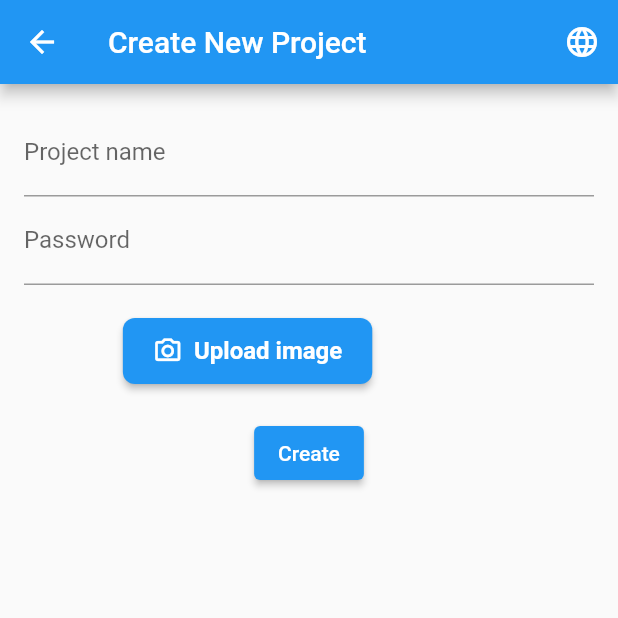
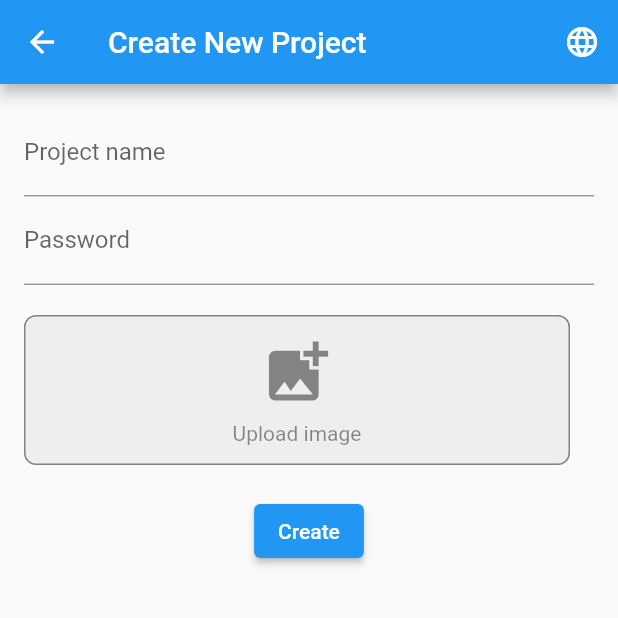
Before and after one commit to mostafak333/flutter_trade_app, a Flutter app: the LoginPage screen opened by its route, after a tap on "Login", after a tap on "Create New Project", on a phone screen of 412 x 824 dp, the top half of it. Run offline on Flutter 3.47's test engine with Material 2 defaults, Android fonts, the phone set to English and light mode, and no system bars; our stand-ins replace easy_localization, image_picker, month_picker_dialog, shared_preferences, sqflite; missing offline and left inert: shared_preferences_web; accounts and stored records are empty.

```diff
--- a/lib/login.dart
+++ b/lib/login.dart
@@ -1,6 +1,9 @@
+import 'dart:convert';
+import 'package:crypto/crypto.dart';
 import 'package:alfarsha/sqldb.dart';
 import 'package:easy_localization/easy_localization.dart';
 import 'package:flutter/material.dart';
+import 'package:shared_preferences/shared_preferences.dart';
 
 class LoginPage extends StatefulWidget {
   const LoginPage({Key? key}) : super(key: key);
@@ -15,13 +18,25 @@ class _LoginPageState extends State<LoginPage> {
   final SqlDb sqlDb = SqlDb();
   final GlobalKey<FormState> _formKey = GlobalKey<FormState>();
 
+  String _hashPassword(String password) {
+    final bytes = utf8.encode(password);
+    final digest = sha256.convert(bytes);
+    return digest.toString();
+  }
+
   Future<void> _login() async {
     if (_formKey.currentState?.validate() ?? false) {
       String projectName = _projectNameController.text;
-      String password = _passwordController.text;
+      String password = _hashPassword(_passwordController.text);
       Map<String, dynamic>? project = await sqlDb.authenticateProject(projectName, password);
 
+
       if (project != null) {
+        SharedPreferences prefs = await SharedPreferences.getInstance();
+        await prefs.setString('project_name', project['name']);
+        await prefs.setInt('project_id', project['id']);
+        await prefs.setString('image_path', project['image_path']);
+
         Navigator.pushReplacementNamed(context, '/');
       } else {
         ScaffoldMessenger.of(context).showSnackBar(
@@ -41,16 +56,16 @@ class _LoginPageState extends State<LoginPage> {
             mainAxisSize: MainAxisSize.min,
             children: [
               ListTile(
-                title: Text('English'),
+                title: const Text('English'),
                 onTap: () {
-                  EasyLocalization.of(context)?.setLocale(Locale('en', 'US'));
+                  EasyLocalization.of(context)?.setLocale(const Locale('en', 'US'));
                   Navigator.of(context).pop();
                 },
               ),
               ListTile(
-                title: Text('Arabic'),
+                title: const Text('Arabic'),
                 onTap: () {
-                  EasyLocalization.of(context)?.setLocale(Locale('ar', 'SA'));
+                  EasyLocalization.of(context)?.setLocale(const Locale('ar', 'SA'));
                   Navigator.of(context).pop();
                 },
               ),
--- a/lib/register.dart
+++ b/lib/register.dart
@@ -1,5 +1,6 @@
+import 'dart:convert';
 import 'dart:io';
-
+import 'package:crypto/crypto.dart';
 import 'package:alfarsha/sqldb.dart';
 import 'package:easy_localization/easy_localization.dart';
 import 'package:flutter/material.dart';
@@ -18,9 +19,15 @@ class _RegisterPageState extends State<RegisterPage> {
   final SqlDb sqlDb = SqlDb();
   String? _imagePath;
 
+  String _hashPassword(String password) {
+    final bytes = utf8.encode(password);
+    final digest = sha256.convert(bytes);
+    return digest.toString();
+  }
+
   Future<void> _register() async {
     String username = _usernameController.text;
-    String password = _passwordController.text;
+    String password = _hashPassword(_passwordController.text);
 
     int response = await sqlDb.insertData('''
       INSERT INTO projects (name, password, image_path) VALUES ('$username', '$password', '$_imagePath')
@@ -31,7 +38,7 @@ class _RegisterPageState extends State<RegisterPage> {
         SnackBar(
           content: Text(
             'project_created_successfully'.tr().toString(),
-            style: TextStyle(color: Colors.white),
+            style: const TextStyle(color: Colors.white),
           ),
           backgroundColor: Colors.green,
         ),
@@ -42,7 +49,7 @@ class _RegisterPageState extends State<RegisterPage> {
         SnackBar(
           content: Text(
             'fail_create_project'.tr().toString(),
-            style: TextStyle(color: Colors.white),
+            style: const TextStyle(color: Colors.white),
           ),
           backgroundColor: Colors.red,
         ),
@@ -71,16 +78,16 @@ class _RegisterPageState extends State<RegisterPage> {
             mainAxisSize: MainAxisSize.min,
             children: [
               ListTile(
-                title: Text('English'),
+                title: const Text('English'),
                 onTap: () {
-                  EasyLocalization.of(context)?.setLocale(Locale('en', 'US'));
+                  EasyLocalization.of(context)?.setLocale(const Locale('en', 'US'));
                   Navigator.of(context).pop();
                 },
               ),
               ListTile(
-                title: Text('Arabic'),
+                title: const Text('Arabic'),
                 onTap: () {
-                  EasyLocalization.of(context)?.setLocale(Locale('ar', 'SA'));
+                  EasyLocalization.of(context)?.setLocale(const Locale('ar', 'SA'));
                   Navigator.of(context).pop();
                 },
               ),
@@ -124,33 +131,46 @@ class _RegisterPageState extends State<RegisterPage> {
               ),
               const SizedBox(height: 20),
               Row(
-                mainAxisAlignment: MainAxisAlignment.spaceEvenly,
+                mainAxisAlignment: MainAxisAlignment.center,
                 children: [
-                  ElevatedButton.icon(
-                    onPressed: _pickImage,
-                    icon: const Icon(Icons.camera_alt_outlined, size: 20),
-                    label: Text('upload_image'.tr().toString()),
-                    style: ElevatedButton.styleFrom(
-                      padding: const EdgeInsets.symmetric(horizontal: 20, vertical: 12),
-                      textStyle: const TextStyle(fontSize: 16, fontWeight: FontWeight.bold),
-                      shape: RoundedRectangleBorder(
-                        borderRadius: BorderRadius.circular(8),
+                  Expanded(
+                    child: GestureDetector(
+                      onTap: _pickImage,
+                      child: Container(
+                        height: 100,
+                        decoration: BoxDecoration(
+                          color: Colors.grey[200],
+                          border: Border.all(
+                            color: Colors.black45,
+                            width: 1,
+                            style: BorderStyle.solid,
+                          ),
+                          borderRadius: BorderRadius.circular(8),
+                        ),
+                        child: Column(
+                          mainAxisAlignment: MainAxisAlignment.center,
+                          children: [
+                            const Icon(Icons.add_photo_alternate, size: 50, color: Colors.black45),
+                            const SizedBox(height: 8),
+                            Text('upload_image'.tr().toString(), style: const TextStyle(color: Colors.black45)),
+                          ],
+                        ),
                       ),
                     ),
                   ),
                   const SizedBox(width: 16), // Space between button and image
                   if (_imagePath != null) ...[
-                    Container(
-                      height: 100.0,
-                      width: 100.0,
-                      decoration: BoxDecoration(
-                        image: DecorationImage(
-                          image: AssetImage(_imagePath!),
-                          fit: BoxFit.fill,
+                    SizedBox(
+                      width: 100, // Adjust the width as needed
+                      height: 100, // Adjust the height as needed
+                      child: ClipRRect(
+                        borderRadius: BorderRadius.circular(8), // Rounded corners for the image
+                        child: Image.file(
+                          File(_imagePath!),
+                          fit: BoxFit.cover, // Adjust image fit
                         ),
-                        shape: BoxShape.circle,
                       ),
-                    )
+                    ),
                   ],
                 ],
               ),
@@ -165,7 +185,6 @@ class _RegisterPageState extends State<RegisterPage> {
           ),
         ),
       ),
-
     );
   }
 }
--- a/pubspec.yaml
+++ b/pubspec.yaml
@@ -40,6 +40,8 @@ dependencies:
   intl: ^0.18.0
   month_picker_dialog: ^2.0.2
   image_picker: ^1.0.7
+  shared_preferences: ^2.2.2
+  crypto: ^3.0.3
 
 dev_dependencies:
   flutter_test:
```
Also changed, not shown: lib/dailyReport.dart (+14 -2 lines), lib/home.dart (+17 -4 lines), lib/inventory.dart (+10 -2 lines), lib/listedDailyReport.dart (+11 -2 lines), lib/monthlyReport.dart (+12 -1 lines), lib/navdrawer.dart (+30 -3 lines), lib/products.dart (+18 -3 lines), lib/sqldb.dart (+16 -15 lines), pubspec.lock, 1 other file.
